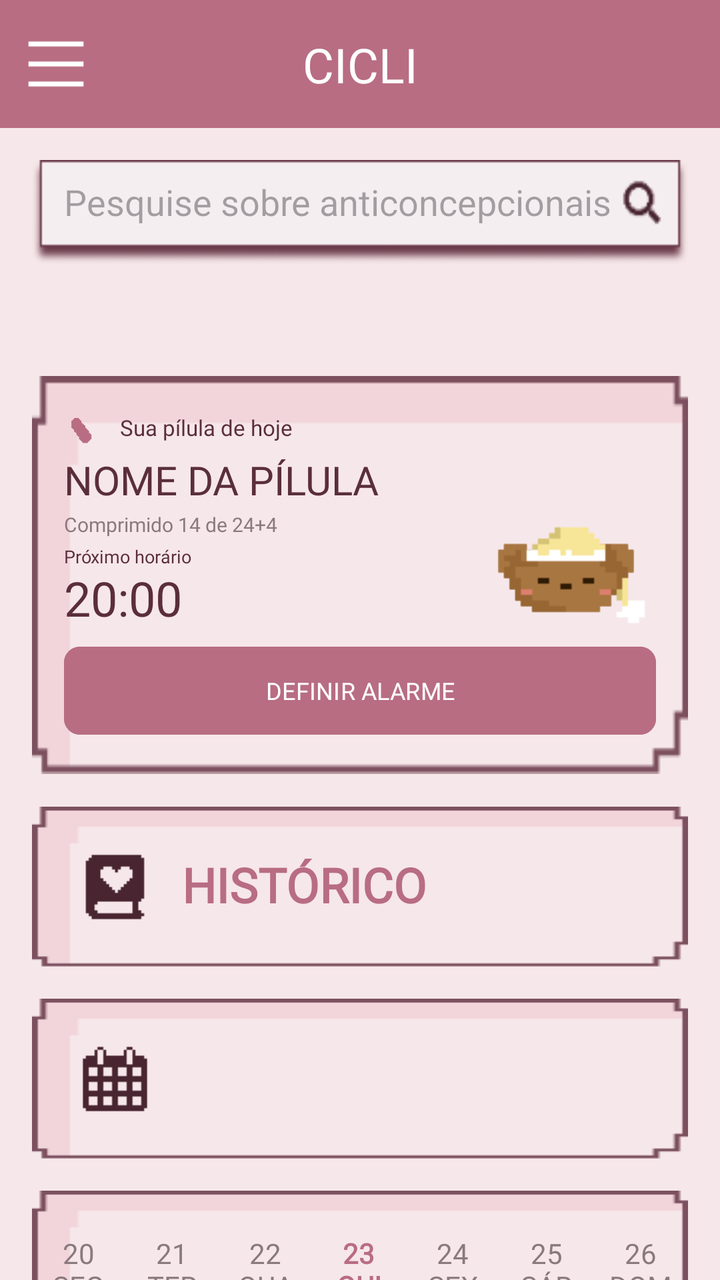
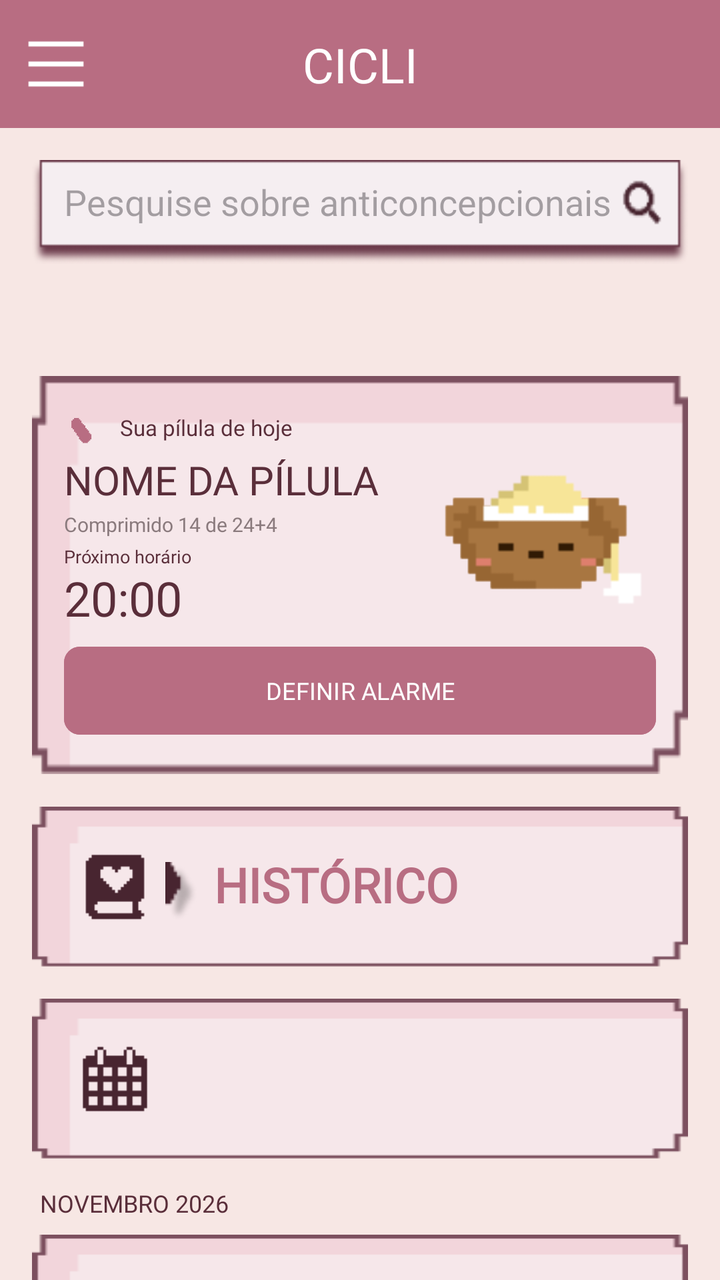

Screens rendered from an Android XML layout before and after an edit, with the pre-edit source and the edit as a unified diff.
<!-- AndroidManifest.xml: application theme Theme.AplicativoCicli -->
<!-- res/layout/activity_main.xml -->
<?xml version="1.0" encoding="utf-8"?>
<androidx.drawerlayout.widget.DrawerLayout
    xmlns:android="http://schemas.android.com/apk/res/android"
    xmlns:app="http://schemas.android.com/apk/res-auto"
    xmlns:tools="http://schemas.android.com/tools"
    android:id="@+id/drawer_layout"
    android:layout_width="match_parent"
    android:layout_height="match_parent">

    
    <androidx.constraintlayout.widget.ConstraintLayout
        android:id="@+id/main"
        android:layout_width="match_parent"
        android:layout_height="match_parent"
        android:background="#F6E7EA"
        tools:context=".main">

        <androidx.appcompat.widget.Toolbar
            android:id="@+id/toolbar"
            android:layout_width="0dp"
            android:layout_height="?attr/actionBarSize"
            android:background="#B86D82"
            android:theme="@style/ThemeOverlay.AppCompat.Dark.ActionBar"
            app:navigationIcon="@drawable/bars_icon_small"
            app:layout_constraintTop_toTopOf="parent"
            app:layout_constraintStart_toStartOf="parent"
            app:layout_constraintEnd_toEndOf="parent" />

        <TextView
            android:layout_width="wrap_content"
            android:layout_height="wrap_content"
            android:fontFamily="@font/silkscreen_bold"
            android:text="CICLI"
            android:textColor="#FFFFFF"
            android:textSize="24sp"
            app:layout_constraintTop_toTopOf="@id/toolbar"
            app:layout_constraintBottom_toBottomOf="@id/toolbar"
            app:layout_constraintStart_toStartOf="@id/toolbar"
            app:layout_constraintEnd_toEndOf="@id/toolbar" />

        
        <AutoCompleteTextView
            android:id="@+id/busca"
            android:layout_width="0dp"
            android:layout_height="52dp"
            android:layout_marginStart="16dp"
            android:layout_marginTop="16dp"
            android:layout_marginEnd="16dp"
            android:background="@drawable/search"
            android:completionThreshold="1"
            android:hint="Pesquise sobre anticoncepcionais"
            android:inputType="text"
            android:paddingStart="16dp"
            android:paddingEnd="16dp"
            android:paddingBottom="10dp"
            app:layout_constraintTop_toBottomOf="@id/toolbar"
            app:layout_constraintStart_toStartOf="parent"
            app:layout_constraintEnd_toEndOf="parent" />

        
        <androidx.constraintlayout.widget.ConstraintLayout
            android:id="@+id/card_alarme"
            android:layout_width="0dp"
            android:layout_height="wrap_content"
            android:layout_marginStart="16dp"
            android:layout_marginTop="56dp"
            android:layout_marginEnd="16dp"
            android:layout_marginBottom="16dp"
            android:background="@drawable/card_alarme"
            android:padding="16dp"
            app:layout_constraintTop_toBottomOf="@id/busca"
            app:layout_constraintStart_toStartOf="parent"
            app:layout_constraintEnd_toEndOf="parent">

            <ImageView
                android:id="@+id/icone_pilula"
                android:layout_width="20dp"
                android:layout_height="20dp"
                android:src="@drawable/pilula"
                app:tint="#B86D82"
                app:layout_constraintStart_toStartOf="parent"
                app:layout_constraintTop_toTopOf="parent" />

            <TextView
                android:id="@+id/texto_titulo_card"
                android:layout_width="wrap_content"
                android:layout_height="wrap_content"
                android:layout_marginStart="8dp"
                android:fontFamily="@font/silkscreen_regular"
                android:includeFontPadding="false"
                android:text="Sua pílula de hoje"
                android:textColor="#5A2E3A"
                android:textSize="11sp"
                app:layout_constraintStart_toEndOf="@id/icone_pilula"
                app:layout_constraintTop_toTopOf="@id/icone_pilula"
                app:layout_constraintBottom_toBottomOf="@id/icone_pilula" />

            <TextView
                android:id="@+id/texto_nome_pilula"
                android:layout_width="0dp"
                android:layout_height="wrap_content"
                android:layout_marginTop="5dp"
                android:layout_marginEnd="8dp"
                android:fontFamily="@font/silkscreen_bold"
                android:includeFontPadding="false"
                android:text="NOME DA PÍLULA"
                android:textColor="#5A2E3A"
                android:textSize="20sp"
                app:layout_constraintStart_toStartOf="parent"
                app:layout_constraintTop_toBottomOf="@id/icone_pilula" />

            <TextView
                android:id="@+id/texto_comprimido"
                android:layout_width="wrap_content"
                android:layout_height="wrap_content"
                android:layout_marginTop="4dp"
                android:fontFamily="@font/silkscreen_regular"
                android:includeFontPadding="false"
                android:text="Comprimido 14 de 24+4"
                android:textColor="#8A7A7D"
                android:textSize="10sp"
                app:layout_constraintStart_toStartOf="parent"
                app:layout_constraintTop_toBottomOf="@id/texto_nome_pilula" />


            <TextView
                android:id="@+id/texto_proximo"
                android:layout_width="wrap_content"
                android:layout_height="wrap_content"
                android:layout_marginStart="10dp"
                android:layout_marginTop="5dp"
                android:fontFamily="@font/silkscreen_regular"
                android:includeFontPadding="false"
                android:text="Próximo horário"
                android:textColor="#5A2E3A"
                android:textSize="9sp"
                app:layout_constraintTop_toBottomOf="@id/texto_comprimido" />

            <TextView
                android:id="@+id/clock"
                android:layout_width="wrap_content"
                android:layout_height="wrap_content"
                android:layout_marginTop="2dp"
                android:fontFamily="@font/silkscreen_bold"
                android:includeFontPadding="false"
                android:text="20:00"
                android:textColor="#5A2E3A"
                android:textSize="24sp"
                app:layout_constraintStart_toStartOf="@id/texto_proximo"
                app:layout_constraintTop_toBottomOf="@id/texto_proximo" />

            
            <ImageView
                android:id="@+id/urso_manha"
                android:layout_width="90dp"
                android:layout_height="120dp"
                android:src="@drawable/manha"
                app:layout_constraintEnd_toEndOf="parent"
                app:layout_constraintTop_toTopOf="@id/texto_nome_pilula" />

            <ImageView
                android:id="@+id/urso_noite"
                android:layout_width="90dp"
                android:layout_height="120dp"
                android:src="@drawable/noite"
                app:layout_constraintEnd_toEndOf="parent"
                app:layout_constraintTop_toTopOf="@id/texto_nome_pilula" />

            <com.google.android.material.button.MaterialButton
                android:id="@+id/botao_alarme_teste"
                android:layout_width="0dp"
                android:layout_height="52dp"
                android:layout_marginTop="5dp"
                android:backgroundTint="#B86D82"
                android:fontFamily="@font/silkscreen_regular"
                android:text="DEFINIR ALARME"
                android:textColor="#FFFFFF"
                android:textSize="12sp"
                app:cornerRadius="8dp"
                app:layout_constraintTop_toBottomOf="@id/clock"
                app:layout_constraintStart_toStartOf="parent"
                app:layout_constraintEnd_toEndOf="parent" />

            
            <com.google.android.material.button.MaterialButton
                android:id="@+id/botao_tomei"
                android:layout_width="0dp"
                android:layout_height="52dp"
                android:layout_marginTop="16dp"
                android:backgroundTint="#5A2E3A"
                android:fontFamily="@font/silkscreen_regular"
                android:text="Tomei minha pílula"
                android:textColor="#FFFFFF"
                android:textSize="12sp"
                android:visibility="gone"
                app:cornerRadius="8dp"
                app:icon="@drawable/period"
                app:iconGravity="textStart"
                app:iconPadding="10dp"
                app:iconTint="#F6BCC9"
                app:layout_constraintTop_toBottomOf="@id/clock"
                app:layout_constraintStart_toStartOf="parent"
                app:layout_constraintEnd_toEndOf="parent" />
        </androidx.constraintlayout.widget.ConstraintLayout>

        
        <androidx.constraintlayout.widget.ConstraintLayout
            android:id="@+id/card_historico"
            android:layout_width="0dp"
            android:layout_height="80dp"
            android:layout_marginStart="16dp"
            android:layout_marginEnd="16dp"
            android:layout_marginTop="16dp"
            android:layout_marginBottom="16dp"
            android:background="@drawable/card_alarme"
            app:layout_constraintTop_toBottomOf="@id/card_alarme"
            app:layout_constraintStart_toStartOf="parent"
            app:layout_constraintEnd_toEndOf="parent">

            <ImageView
                android:id="@+id/icone_historico"
                android:layout_width="35dp"
                android:layout_height="35dp"
                android:layout_marginStart="24dp"
                android:src="@drawable/history_icon"
                app:layout_constraintTop_toTopOf="parent"
                app:layout_constraintBottom_toBottomOf="parent"
                app:layout_constraintStart_toStartOf="parent" />

            <TextView
                android:id="@+id/texto_historico"
                android:layout_width="0dp"
                android:layout_height="wrap_content"
                android:layout_marginStart="16dp"
                android:fontFamily="@font/silkscreen_regular"
                android:includeFontPadding="false"
                android:text="HISTÓRICO"
                android:textColor="#B86D82"
                android:textSize="24sp"
                android:textStyle="bold"
                app:layout_constraintTop_toTopOf="parent"
                app:layout_constraintBottom_toBottomOf="parent"
                app:layout_constraintStart_toEndOf="@id/icone_historico"
                app:layout_constraintEnd_toEndOf="parent" />
        </androidx.constraintlayout.widget.ConstraintLayout>

        
        <androidx.constraintlayout.widget.ConstraintLayout
            android:id="@+id/card_periodo"
            android:layout_width="0dp"
            android:layout_height="80dp"
            android:layout_marginStart="16dp"
            android:layout_marginEnd="16dp"
            android:layout_marginBottom="16dp"
            android:background="@drawable/card_alarme"
            app:layout_constraintTop_toBottomOf="@id/card_historico"
            app:layout_constraintStart_toStartOf="parent"
            app:layout_constraintEnd_toEndOf="parent"
            android:layout_marginTop="16dp">

            <ImageView
                android:id="@+id/icone_periodo"
                android:layout_width="35dp"
                android:layout_height="35dp"
                android:layout_marginStart="24dp"
                android:src="@drawable/period"
                app:layout_constraintTop_toTopOf="parent"
                app:layout_constraintBottom_toBottomOf="parent"
                app:layout_constraintStart_toStartOf="parent" />

            <TextView
                android:id="@+id/texto_periodo"
                android:layout_width="0dp"
                android:layout_height="wrap_content"
                android:layout_marginStart="16dp"
                android:fontFamily="@font/silkscreen_regular"
                android:includeFontPadding="false"
                android:text=""
                android:textColor="#B86D82"
                android:textSize="24sp"
                android:textStyle="bold"
                app:layout_constraintTop_toTopOf="parent"
                app:layout_constraintBottom_toBottomOf="parent"
                app:layout_constraintStart_toEndOf="@id/icone_periodo"
                app:layout_constraintEnd_toEndOf="parent" />
        </androidx.constraintlayout.widget.ConstraintLayout>

        
        <LinearLayout
            android:id="@+id/card_calendario"
            android:layout_width="0dp"
            android:layout_height="80dp"
            android:layout_marginStart="16dp"
            android:layout_marginEnd="16dp"
            android:layout_marginBottom="16dp"
            android:background="@drawable/card_alarme"
            android:gravity="center"
            android:orientation="horizontal"
            android:weightSum="7"
            app:layout_constraintTop_toBottomOf="@id/card_periodo"
            app:layout_constraintStart_toStartOf="parent"
            app:layout_constraintEnd_toEndOf="parent"
            android:layout_marginTop="16dp">

            <TextView
                android:layout_width="0dp"
                android:layout_height="wrap_content"
                android:layout_weight="1"
                android:fontFamily="@font/silkscreen_regular"
                android:gravity="center"
                android:includeFontPadding="false"
                android:text="20\nSEG"
                android:textColor="#8A7A7D"
                android:textSize="14sp" />

            <TextView
                android:layout_width="0dp"
                android:layout_height="wrap_content"
                android:layout_weight="1"
                android:fontFamily="@font/silkscreen_regular"
                android:gravity="center"
                android:includeFontPadding="false"
                android:text="21\nTER"
                android:textColor="#8A7A7D"
                android:textSize="14sp" />

            <TextView
                android:layout_width="0dp"
                android:layout_height="wrap_content"
                android:layout_weight="1"
                android:fontFamily="@font/silkscreen_regular"
                android:gravity="center"
                android:includeFontPadding="false"
                android:text="22\nQUA"
                android:textColor="#8A7A7D"
                android:textSize="14sp" />

            <TextView
                android:id="@+id/dia_atual"
                android:layout_width="0dp"
                android:layout_height="wrap_content"
                android:layout_weight="1"
                android:fontFamily="@font/silkscreen_regular"
                android:gravity="center"
                android:includeFontPadding="false"
                android:text="23\nQUI"
                android:textColor="#B86D82"
                android:textSize="14sp"
                android:textStyle="bold" />

            <TextView
                android:layout_width="0dp"
                android:layout_height="wrap_content"
                android:layout_weight="1"
                android:fontFamily="@font/silkscreen_regular"
                android:gravity="center"
                android:includeFontPadding="false"
                android:text="24\nSEX"
                android:textColor="#8A7A7D"
                android:textSize="14sp" />

            <TextView
                android:layout_width="0dp"
                android:layout_height="wrap_content"
                android:layout_weight="1"
                android:fontFamily="@font/silkscreen_regular"
                android:gravity="center"
                android:includeFontPadding="false"
                android:text="25\nSÁB"
                android:textColor="#8A7A7D"
                android:textSize="14sp" />

            <TextView
                android:layout_width="0dp"
                android:layout_height="wrap_content"
                android:layout_weight="1"
                android:fontFamily="@font/silkscreen_regular"
                android:gravity="center"
                android:includeFontPadding="false"
                android:text="26\nDOM"
                android:textColor="#8A7A7D"
                android:textSize="14sp" />
        </LinearLayout>

    </androidx.constraintlayout.widget.ConstraintLayout>

    
    <com.google.android.material.navigation.NavigationView
        android:id="@+id/nav_lateral"
        android:layout_width="wrap_content"
        android:layout_height="match_parent"
        android:layout_gravity="start"
        android:background="#F6E7EA"
        app:headerLayout="@layout/nad_head"
        app:itemTextAppearance="@style/TextoMenu"
        app:itemTextColor="#5A2E3A"
        app:menu="@menu/menu_lateral" />
</androidx.drawerlayout.widget.DrawerLayout>
<!-- res/layout/nad_head.xml (included above) -->
<?xml version="1.0" encoding="utf-8"?>
<LinearLayout xmlns:android="http://schemas.android.com/apk/res/android"
    android:layout_width="match_parent"
    android:layout_height="120dp"
    android:background="#B86D82"
    android:gravity="center"
    android:orientation="vertical">

    <TextView
        android:layout_width="wrap_content"
        android:layout_height="wrap_content"
        android:fontFamily="@font/silkscreen_bold"
        android:text="CONFIGURAÇÕES"
        android:textColor="#FFFFFF"
        android:textSize="18sp" />
</LinearLayout>
<!-- resources referenced by this layout -->
<resources>
  <!-- drawable bars_icon_small (drawable) -->
  <layer-list xmlns:android="http://schemas.android.com/apk/res/android">
      <item
          android:drawable="@drawable/bars_icon"
          android:width="30dp"
          android:height="30dp"
          android:gravity="center" />
  </layer-list>
  <!-- drawable card_alarme: png bitmap (drawable, 998 bytes) -->
  <!-- drawable history_icon: png bitmap (drawable, 340 bytes) -->
  <!-- drawable manha: png bitmap (drawable, 937 bytes) -->
  <!-- drawable noite: png bitmap (drawable, 1052 bytes) -->
  <!-- drawable period: png bitmap (drawable, 306 bytes) -->
  <!-- drawable pilula: png bitmap (drawable, 919 bytes) -->
  <!-- drawable search: png bitmap (drawable, 4618 bytes) -->
  <style name="TextoMenu">
          <item name="android:fontFamily">@font/silkscreen_regular</item>
          <item name="android:textSize">13sp</item>
      </style>
  <style name="Theme.AplicativoCicli" parent="Base.Theme.AplicativoCicli" />
  <!-- drawable bars_icon: png bitmap (drawable, 193 bytes) -->
  <style name="Base.Theme.AplicativoCicli" parent="Theme.Material3.DayNight.NoActionBar">
      </style>
</resources>

<!-- the commit's change to res/layout/activity_main.xml (unified diff, before → after) -->
@@ -12,7 +12,7 @@
         android:id="@+id/main"
         android:layout_width="match_parent"
         android:layout_height="match_parent"
-        android:background="#F6E7EA"
+        android:background="#F7E7E4"
         tools:context=".main">
 
         <androidx.appcompat.widget.Toolbar
@@ -152,17 +152,21 @@
             
             <ImageView
                 android:id="@+id/urso_manha"
-                android:layout_width="90dp"
-                android:layout_height="120dp"
+                android:layout_width="120dp"
+                android:layout_height="0dp"
+                android:scaleType="centerCrop"
                 android:src="@drawable/manha"
+                app:layout_constraintBottom_toBottomOf="@id/clock"
                 app:layout_constraintEnd_toEndOf="parent"
                 app:layout_constraintTop_toTopOf="@id/texto_nome_pilula" />
 
             <ImageView
                 android:id="@+id/urso_noite"
-                android:layout_width="90dp"
-                android:layout_height="120dp"
+                android:layout_width="120dp"
+                android:layout_height="0dp"
+                android:scaleType="centerCrop"
                 android:src="@drawable/noite"
+                app:layout_constraintBottom_toBottomOf="@id/clock"
                 app:layout_constraintEnd_toEndOf="parent"
                 app:layout_constraintTop_toTopOf="@id/texto_nome_pilula" />
 
@@ -227,11 +231,22 @@
                 app:layout_constraintBottom_toBottomOf="parent"
                 app:layout_constraintStart_toStartOf="parent" />
 
+            <ImageView
+                android:id="@+id/press"
+                android:layout_width="0dp"
+                android:layout_height="35dp"
+                android:layout_marginStart="6dp"
+                android:paddingTop="5dp"
+                android:src="@drawable/press"
+                app:layout_constraintTop_toTopOf="parent"
+                app:layout_constraintBottom_toBottomOf="parent"
+                app:layout_constraintStart_toEndOf="@id/icone_historico" />
+
             <TextView
                 android:id="@+id/texto_historico"
                 android:layout_width="0dp"
                 android:layout_height="wrap_content"
-                android:layout_marginStart="16dp"
+                android:layout_marginStart="6dp"
                 android:fontFamily="@font/silkscreen_regular"
                 android:includeFontPadding="false"
                 android:text="HISTÓRICO"
@@ -240,8 +255,7 @@
                 android:textStyle="bold"
                 app:layout_constraintTop_toTopOf="parent"
                 app:layout_constraintBottom_toBottomOf="parent"
-                app:layout_constraintStart_toEndOf="@id/icone_historico"
-                app:layout_constraintEnd_toEndOf="parent" />
+                app:layout_constraintStart_toEndOf="@id/press" />
         </androidx.constraintlayout.widget.ConstraintLayout>
 
         
@@ -277,13 +291,27 @@
                 android:includeFontPadding="false"
                 android:text=""
                 android:textColor="#B86D82"
-                android:textSize="24sp"
+                android:textSize="14sp"
                 android:textStyle="bold"
                 app:layout_constraintTop_toTopOf="parent"
                 app:layout_constraintBottom_toBottomOf="parent"
                 app:layout_constraintStart_toEndOf="@id/icone_periodo"
                 app:layout_constraintEnd_toEndOf="parent" />
         </androidx.constraintlayout.widget.ConstraintLayout>
+
+        <TextView
+            android:id="@+id/texto_mes_ano"
+            android:layout_width="wrap_content"
+            android:layout_height="wrap_content"
+            android:layout_marginStart="20dp"
+            android:layout_marginTop="16dp"
+            android:fontFamily="@font/silkscreen_regular"
+            android:includeFontPadding="false"
+            android:text="NOVEMBRO 2026"
+            android:textColor="#5A2E3A"
+            android:textSize="12sp"
+            app:layout_constraintTop_toBottomOf="@id/card_periodo"
+            app:layout_constraintStart_toStartOf="parent" />
 
         
         <LinearLayout
@@ -297,10 +325,10 @@
             android:gravity="center"
             android:orientation="horizontal"
             android:weightSum="7"
-            app:layout_constraintTop_toBottomOf="@id/card_periodo"
+            app:layout_constraintTop_toBottomOf="@id/texto_mes_ano"
             app:layout_constraintStart_toStartOf="parent"
             app:layout_constraintEnd_toEndOf="parent"
-            android:layout_marginTop="16dp">
+            android:layout_marginTop="8dp">
 
             <TextView
                 android:layout_width="0dp"
<!-- resource entries referenced after the edit -->
@@ -14,6 +14,7 @@
   <!-- drawable noite: png bitmap (drawable, 1052 bytes) -->
   <!-- drawable period: png bitmap (drawable, 306 bytes) -->
   <!-- drawable pilula: png bitmap (drawable, 919 bytes) -->
+  <!-- drawable press: png bitmap (drawable, 998 bytes) -->
   <!-- drawable search: png bitmap (drawable, 4618 bytes) -->
   <style name="TextoMenu">
           <item name="android:fontFamily">@font/silkscreen_regular</item>
